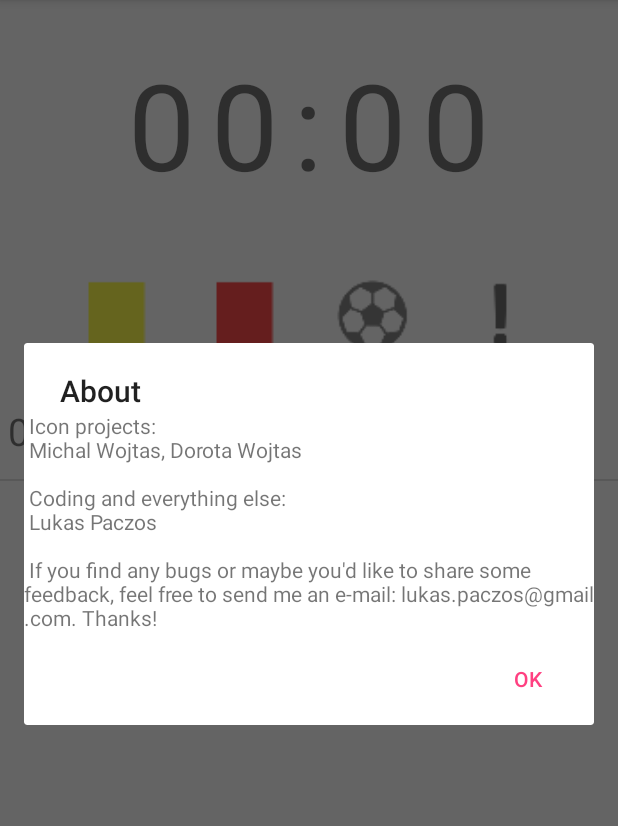
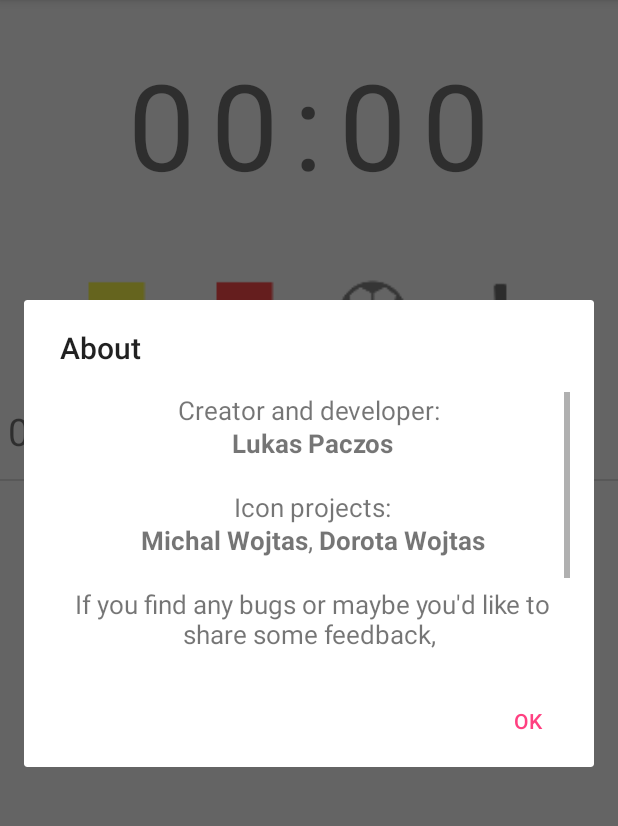
Before and after one commit to LukasPaczos/FootballTimer, an Android app: the screen it shows after launch (MainActivity), in the options menu, after a tap on "About", on a phone screen of 412 x 824 dp, the part 84-910 px from its top. Run offline under Robolectric (Android 15) with nearby library versions, the phone set to English and light mode, and no system bars; our stand-ins replace AdMob.

Commit message:
about done, bug fixes

```diff
--- a/app/src/main/java/com/lukaspaczos/footballtimer/MainActivity.java
+++ b/app/src/main/java/com/lukaspaczos/footballtimer/MainActivity.java
@@ -9,6 +9,7 @@ import android.support.v7.app.AlertDialog;
 import android.support.v7.app.AppCompatActivity;
 import android.support.v7.widget.Toolbar;
 import android.text.InputFilter;
+import android.text.method.ScrollingMovementMethod;
 import android.util.Log;
 import android.view.ContextMenu;
 import android.view.MenuInflater;
@@ -277,14 +278,9 @@ public class MainActivity extends AppCompatActivity {
             return true;
         }
         if (id == R.id.action_about) {
-            //TODO make this shit to look good
-            final TextView textView = new TextView(MainActivity.this);
-            LinearLayout.LayoutParams lp = new LinearLayout.LayoutParams(
-                    LinearLayout.LayoutParams.MATCH_PARENT,
-                    LinearLayout.LayoutParams.MATCH_PARENT);
-            lp.setMargins(16, 16, 16, 16);
-            textView.setLayoutParams(lp);
-            textView.setText(getString(R.string.about_text));
+            final TextView textView = (TextView) getLayoutInflater().inflate(R.layout.about_view, null, false);
+            textView.setText(getText(R.string.about_text));
+            textView.setMovementMethod(new ScrollingMovementMethod());
             new AlertDialog.Builder(this)
                     .setView(textView)
                     .setTitle(getString(R.string.action_about))
--- /dev/null
+++ b/app/src/main/res/layout/about_view.xml
@@ -0,0 +1,12 @@
+<?xml version="1.0" encoding="utf-8"?>
+<TextView xmlns:android="http://schemas.android.com/apk/res/android"
+    android:id="@+id/about_view"
+    android:layout_width="match_parent"
+    android:layout_height="match_parent"
+    android:padding="16dp"
+    android:gravity="center"
+    android:textSize="17sp"
+    android:scrollbars="vertical"
+    android:maxLines="8">
+
+</TextView>
--- a/app/src/main/res/values/strings.xml
+++ b/app/src/main/res/values/strings.xml
@@ -48,12 +48,13 @@
     <string name="event_edit">Edit event message?</string>
     <string name="event_delete">Delete event?</string>
 
-    <string name="about_text">                                    Icon projects:\n
-        <b>Michal Wojtas</b>, <b>Dorota Wojtas</b>\n\n
-                            Coding and everything else:\n
-                            <b>Lukas Paczos</b>\n\n
-    If you find any bugs or maybe you\'d like to share some feedback,
-    feel free to send me an e-mail: lukas.paczos@gmail.com. Thanks!</string>
+    <string name="about_text">Creator and developer:\n
+<b>Lukas Paczos</b>\n\n
+Icon projects:\n
+<b>Michal Wojtas</b>, <b>Dorota Wojtas</b>\n\n
+If you find any bugs or maybe you\'d like to share some feedback,\n
+feel free to send me an e-mail: <b>lukas.paczos@gmail.com</b>\n
+Thanks!</string>
 
     <string name="image_description">EventIcon</string>
     <string name="image_description_yellow_card">YellowCardIcon</string>
@@ -61,6 +62,6 @@
     <string name="image_description_goal">GoalIcon</string>
     <string name="image_description_other">OtherIcon</string>
 
-    <string name="banner_ad_unit_id">ca-app-pub-3158356248600163/1396061131</string>
+    <string name="banner_ad_unit_id" translatable="false">ca-app-pub-3158356248600163/1396061131</string>
 
 </resources>
```
Also changed, not shown: 1 other file.
